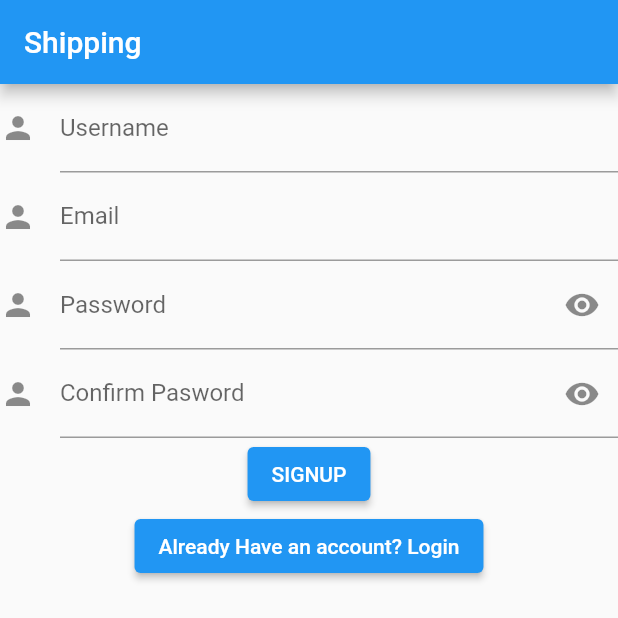
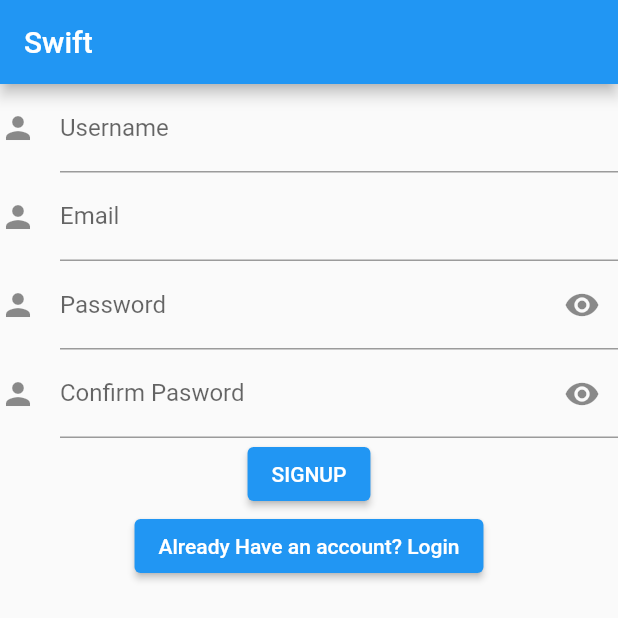
Before and after one commit to ReahaanSheriff/shiprocket, a Flutter app: the screen it shows after launch, on a phone screen of 412 x 824 dp, the top half of it. Run offline on Flutter 3.47's test engine with Material 2 defaults, Android fonts, the light colour scheme and no system bars; our stand-ins replace flutter_dotenv, fluttertoast, geocoding, geolocator, open_file, shared_preferences and 1 more; missing offline and left inert: flutter_email_sender, load, razorpay_flutter, syncfusion_flutter_pdf.

Commit message:
changed app name and icon

```diff
--- a/lib/main.dart
+++ b/lib/main.dart
@@ -1,9 +1,9 @@
 import 'dart:convert';
 
 import 'package:flutter/material.dart';
-import 'package:shipping/views/home.dart';
-import 'package:shipping/views/sharedpref.dart';
-import 'package:shipping/views/signin.dart';
+import 'package:Swift/views/home.dart';
+import 'package:Swift/views/sharedpref.dart';
+import 'package:Swift/views/signin.dart';
 import 'package:flutter_dotenv/flutter_dotenv.dart' as DotEnv;
 import 'package:load/load.dart';
 import 'package:http/http.dart' as http;
--- a/lib/views/createshipment.dart
+++ b/lib/views/createshipment.dart
@@ -10,7 +10,7 @@ import 'package:geolocator/geolocator.dart';
 import 'package:intl/intl.dart';
 import 'package:load/load.dart';
 
-import 'package:shipping/views/viewshipments.dart';
+import 'package:Swift/views/viewshipments.dart';
 import 'dart:math';
 import 'package:fluttertoast/fluttertoast.dart';
 import 'package:razorpay_flutter/razorpay_flutter.dart';
@@ -317,7 +317,7 @@ class _PickupAddressState extends State<PickupAddress>
   //       "length": "22",
   //       "width": "14",
   //       "height": "3",
-  //       "shippingPrice": "56",
+  //       "SwiftPrice": "56",
   //       "estimateDate": "20/11/2021"
   //     });
   //     print("created");
@@ -348,7 +348,7 @@ class _PickupAddressState extends State<PickupAddress>
     var options = {
       "key": env['RAZOR_PAY_KEY'],
       "amount": num.parse(amount.toString()) * 100,
-      "name": "Shipping",
+      "name": "Swift",
       "description": "Complete your payment to create shipment",
       "prefill": {"contact": "9500777777", "email": "reahaan@gmail.com"},
       "external": {
@@ -840,7 +840,7 @@ class _PickupAddressState extends State<PickupAddress>
       "length": prodlen.text,
       "width": prodwidth.text,
       "height": prodheight.text,
-      "shippingPrice": amount,
+      "SwiftPrice": amount,
       "estimateDate": thirtyDaysFromNow
     };
     var jsonBody = json.encode(body);
@@ -1314,7 +1314,7 @@ class _PickupAddressState extends State<PickupAddress>
           //           decoration: InputDecoration(
           //             icon: const Icon(Icons.attach_money),
           //             contentPadding: EdgeInsets.all(10),
-          //             labelText: 'Shipping cost',
+          //             labelText: 'Swift cost',
           //           )),
           //     ),
 
--- a/lib/views/eachshipment.dart
+++ b/lib/views/eachshipment.dart
@@ -1,15 +1,15 @@
 import 'dart:async';
 
 import 'package:flutter/services.dart';
-import 'package:shipping/views/label.dart';
+import 'package:Swift/views/label.dart';
 import 'package:flutter/material.dart';
 import 'package:http/http.dart' as http;
 import 'dart:typed_data';
 import 'dart:convert';
 import 'package:syncfusion_flutter_pdf/pdf.dart';
 import 'package:load/load.dart';
-import 'package:shipping/views/update.dart';
-import 'package:shipping/views/viewshipments.dart';
+import 'package:Swift/views/update.dart';
+import 'package:Swift/views/viewshipments.dart';
 import 'package:timeline_tile/timeline_tile.dart';
 
 class EachShipment extends StatefulWidget {
@@ -655,11 +655,11 @@ class _OrderDetailsState extends State<OrderDetails> {
                       TableRow(children: [
                         Padding(
                           padding: const EdgeInsets.symmetric(vertical: 10.0),
-                          child: Text('Shipping charges'),
+                          child: Text('Swift charges'),
                         ),
                         Padding(
                           padding: const EdgeInsets.symmetric(vertical: 10.0),
-                          child: Text('Rs. ${vjsonData["shippingPrice"]}'),
+                          child: Text('Rs. ${vjsonData["SwiftPrice"]}'),
                         ),
                       ]),
                     ]),
--- a/lib/views/forgetpassword.dart
+++ b/lib/views/forgetpassword.dart
@@ -4,7 +4,7 @@ import 'package:fluttertoast/fluttertoast.dart';
 import 'dart:convert';
 
 import 'package:http/http.dart' as http;
-import 'package:shipping/views/login.dart';
+import 'package:Swift/views/login.dart';
 
 class ForgetPassword extends StatefulWidget {
   const ForgetPassword({Key? key}) : super(key: key);
--- a/lib/views/home.dart
+++ b/lib/views/home.dart
@@ -5,15 +5,15 @@ import 'package:http/http.dart' as http;
 
 import 'package:load/load.dart';
 
-import 'package:shipping/views/createshipment.dart';
-import 'package:shipping/views/eachshipment.dart';
+import 'package:Swift/views/createshipment.dart';
+import 'package:Swift/views/eachshipment.dart';
 
-import 'package:shipping/views/profile.dart';
-import 'package:shipping/views/signin.dart';
-import 'package:shipping/views/support.dart';
+import 'package:Swift/views/profile.dart';
+import 'package:Swift/views/signin.dart';
+import 'package:Swift/views/support.dart';
 
-import 'package:shipping/views/viewshipments.dart';
-import 'package:shipping/views/cost.dart';
+import 'package:Swift/views/viewshipments.dart';
+import 'package:Swift/views/cost.dart';
 import 'package:vector_math/vector_math.dart' as vec;
 
 class Home extends StatefulWidget {
@@ -51,7 +51,7 @@ class _HomeState extends State<Home> {
         // },
         Scaffold(
             appBar: AppBar(
-              title: Text("Shipping"),
+              title: Text("Swift"),
               automaticallyImplyLeading: false,
               actions: [
                 InkWell(
--- a/lib/views/login.dart
+++ b/lib/views/login.dart
@@ -7,9 +7,9 @@ import 'package:fluttertoast/fluttertoast.dart';
 import 'package:load/load.dart';
 import 'package:shared_preferences/shared_preferences.dart';
 
-import 'package:shipping/views/forgetpassword.dart';
-import 'package:shipping/views/home.dart';
-import 'package:shipping/views/sharedpref.dart';
+import 'package:Swift/views/forgetpassword.dart';
+import 'package:Swift/views/home.dart';
+import 'package:Swift/views/sharedpref.dart';
 
 class Login extends StatefulWidget {
   const Login({Key? key}) : super(key: key);
@@ -23,7 +23,7 @@ class _LoginState extends State<Login> {
   Widget build(BuildContext context) {
     return Scaffold(
       appBar: AppBar(
-        title: Text("Shipping"),
+        title: Text("Swift"),
       ),
       body: LoginForm(),
     );
--- a/lib/views/profile.dart
+++ b/lib/views/profile.dart
@@ -6,7 +6,7 @@ import 'package:flutter/material.dart';
 import 'package:load/load.dart';
 import 'package:shared_preferences/shared_preferences.dart';
 
-import 'package:shipping/views/signin.dart';
+import 'package:Swift/views/signin.dart';
 
 class Profile extends StatefulWidget {
   final String value;
--- a/lib/views/signin.dart
+++ b/lib/views/signin.dart
@@ -4,7 +4,7 @@ import 'package:http/http.dart' as http;
 import 'package:flutter/material.dart';
 import 'package:fluttertoast/fluttertoast.dart';
 
-import 'package:shipping/views/login.dart';
+import 'package:Swift/views/login.dart';
 
 class SignIn extends StatefulWidget {
   const SignIn({Key? key}) : super(key: key);
@@ -18,7 +18,7 @@ class _SignInState extends State<SignIn> {
   Widget build(BuildContext context) {
     return Scaffold(
       appBar: AppBar(
-        title: Text("Shipping"),
+        title: Text("Swift"),
         automaticallyImplyLeading: false,
       ),
       body: SigninForm(),
--- a/lib/views/update.dart
+++ b/lib/views/update.dart
@@ -7,7 +7,7 @@ import 'package:geolocator/geolocator.dart';
 import 'package:http/http.dart' as http;
 import 'package:flutter/material.dart';
 import 'package:load/load.dart';
-import 'package:shipping/views/eachshipment.dart';
+import 'package:Swift/views/eachshipment.dart';
 
 class UpdateShipment extends StatefulWidget {
   final String data;
@@ -225,7 +225,7 @@ class _UpdateShipmentState extends State<UpdateShipment> {
       "length": prodlen.text,
       "width": prodwidth.text,
       "height": prodheight.text,
-      "shippingPrice": gjsonData['shippingPrice'],
+      "SwiftPrice": gjsonData['SwiftPrice'],
       "estimateDate": gjsonData['estimateDate']
     };
     String jsonBody = json.encode(body);
@@ -767,7 +767,7 @@ class _UpdateShipmentState extends State<UpdateShipment> {
               //           decoration: InputDecoration(
               //             icon: const Icon(Icons.attach_money),
               //             contentPadding: EdgeInsets.all(10),
-              //             labelText: 'Shipping cost',
+              //             labelText: 'Swift cost',
               //           )),
               //     ),
 
--- a/lib/views/viewshipments.dart
+++ b/lib/views/viewshipments.dart
@@ -4,7 +4,7 @@ import 'dart:convert';
 import 'package:flutter/material.dart';
 
 import 'package:load/load.dart';
-import 'package:shipping/views/eachshipment.dart';
+import 'package:Swift/views/eachshipment.dart';
 import 'package:http/http.dart' as http;
 
 class ViewShipments extends StatefulWidget {
--- a/pubspec.yaml
+++ b/pubspec.yaml
@@ -1,4 +1,4 @@
-name: shipping
+name: Swift
 description: A new Flutter project.
 
 # The following line prevents the package from being accidentally published to
```
Also changed, not shown: 7 other files.
